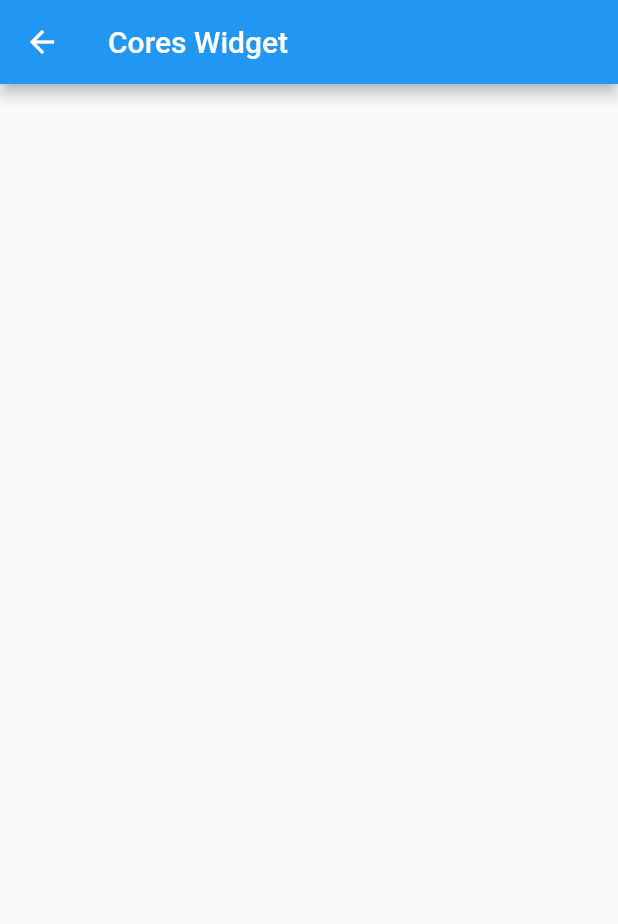
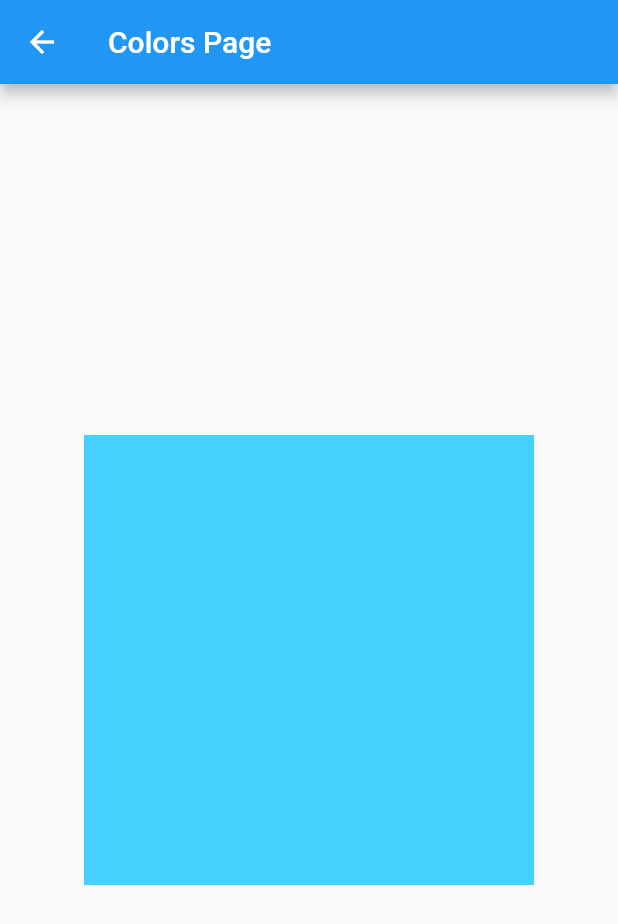
Before and after one commit to gilvancosta/Widgets-with-Examples, a Flutter app: the CoresWidget screen opened by its route, on a phone screen of 412 x 824 dp. Shown: the top 924 px of the screen. Run offline on Flutter 3.47's test engine with Material 2 defaults, Android fonts, the phone set to English and light mode, and no system bars; our stand-ins replace device_preview; missing offline and left inert: dart:ffi; network calls fail.

Commit message:
ajustando cores

```diff
--- a/lib/src/widgets_top1/bottomnavigatorbar_widget.dart
+++ b/lib/src/widgets_top1/bottomnavigatorbar_widget.dart
@@ -36,7 +36,7 @@ class _BottomNavigatorBarWidgetState extends State<BottomNavigatorBarWidget> {
             ),
             BottomNavigationBarItem(
               icon: Icon(Icons.business),
-              label: 'Business',
+              label: 'Busib',
               backgroundColor: Colors.green,
             ),
             BottomNavigationBarItem(
@@ -46,7 +46,7 @@ class _BottomNavigatorBarWidgetState extends State<BottomNavigatorBarWidget> {
             ),
             BottomNavigationBarItem(
               icon: Icon(Icons.settings),
-              label: 'Settings',
+              label: 'Sett',
               backgroundColor: Colors.pink,
             ),
           ],
@@ -54,6 +54,7 @@ class _BottomNavigatorBarWidgetState extends State<BottomNavigatorBarWidget> {
         body: IndexedStack(
           index: index,
           children: const <Widget>[
+
             NavegatorBarPage1(),
             NavegatorBarPage2(),
             NavegatorBarPage3(),
--- a/lib/src/widgets_top1/cores_widget.dart
+++ b/lib/src/widgets_top1/cores_widget.dart
@@ -1,14 +1,26 @@
 import 'package:flutter/material.dart';
 
 class CoresWidget extends StatelessWidget {
+  const CoresWidget({super.key});
 
-  const CoresWidget({ super.key });
+  @override
+  Widget build(BuildContext context) {
+    // const cor = Color.fromRGBO(255, 0, 0, 0.5);
 
-   @override
-   Widget build(BuildContext context) {
-       return Scaffold(
-           appBar: AppBar(title: const Text('Cores Widget'),),
-           body: Container(),
-       );
+    // final cor = Colors.red.withOpacity((0.5));
+    var cor = const Color(0XFF45D1FD); // HEXADECIMAL
+
+    return Scaffold(
+      appBar: AppBar(
+        title: const Text('Colors Page'),
+      ),
+      body: Center(
+        child: Container(
+          width: 300,
+          height: 300,
+          color: cor,
+        ),
+      ),
+    );
   }
 }
```
Also changed, not shown: lib/src/widgets_top1/circleavatar_widget.dart (+76 -8 lines).
